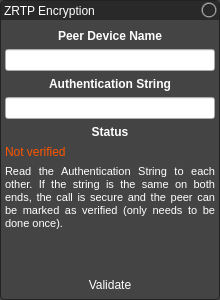
Qt form resources/zrtp_widget.ui (AGProjects/blink-qt) before a commit.
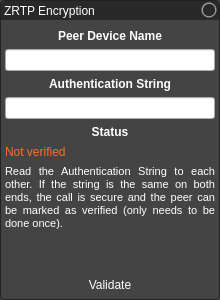
The same form after that commit. Icons and pictures are not drawn.

Commit message: Adjusted ZRTPWidget colors to be more readable

What changed in the file:
```diff
--- a/resources/zrtp_widget.ui
+++ b/resources/zrtp_widget.ui
@@ -449,7 +449,7 @@
       <item>
        <widget class="QLabel" name="status_value">
         <property name="text">
-         <string>&lt;span style=&quot;color: #ff5500;&quot;&gt;Not verified&lt;/span&gt;</string>
+         <string>&lt;span style=&quot;color: hsv(20, 85%, 100%);&quot;&gt;Not verified&lt;/span&gt;</string>
         </property>
         <property name="role" stdset="0">
          <string notr="true">value</string>
```
The commit also changes 1 other file.
